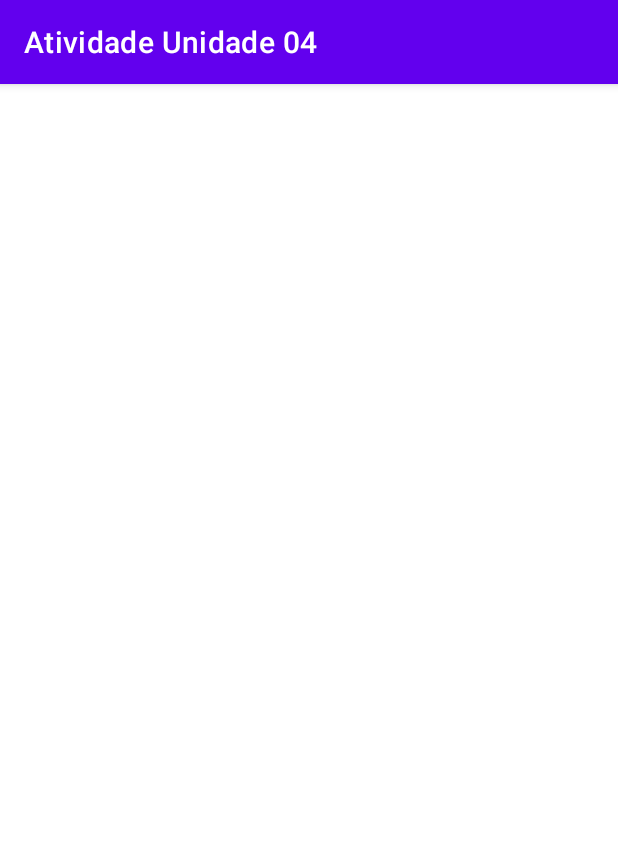
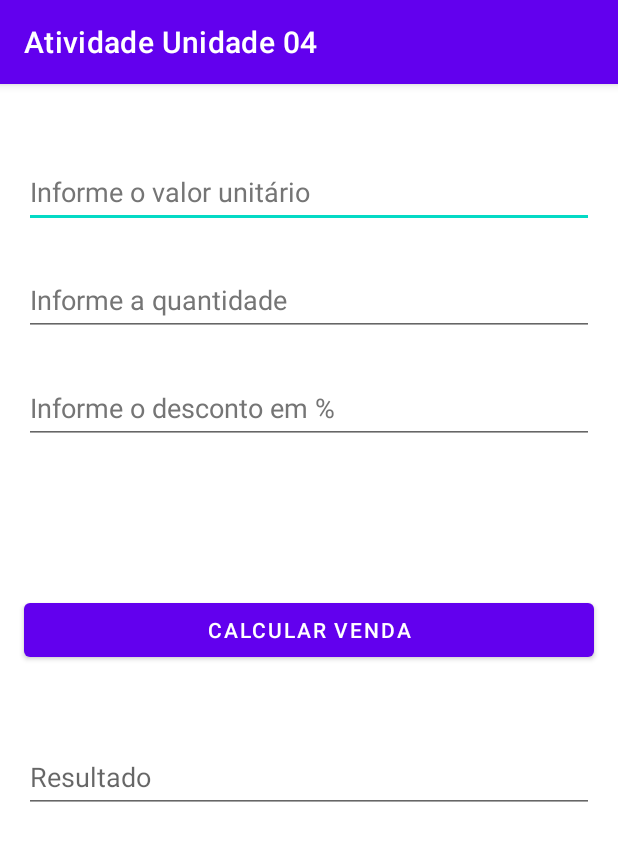
Before and after one commit to luishenriqueturani/AnaliseEDesenvolvimentoDeSistemasQI, an Android app: the screen it shows after launch (MainActivity), on a phone screen of 412 x 824 dp. Shown: the top 841 px of the screen. Run offline under Robolectric (Android 15) with nearby library versions, the phone set to English and light mode, and no system bars.

Commit message:
Update activity_main.xml
Criado o formulário

```diff
--- a/Linguagem_de_programacao_e_programacao_mobile/AtividadeUnidade04/app/src/main/res/layout/activity_main.xml
+++ b/Linguagem_de_programacao_e_programacao_mobile/AtividadeUnidade04/app/src/main/res/layout/activity_main.xml
@@ -4,4 +4,87 @@
     xmlns:tools="http://schemas.android.com/tools"
     android:layout_width="match_parent"
     android:layout_height="match_parent"
-    tools:context=".MainActivity"/>
+    tools:context=".MainActivity">
+
+    <EditText
+        android:id="@+id/edValor"
+        android:layout_width="0dp"
+        android:layout_height="wrap_content"
+        android:layout_marginStart="16dp"
+        android:layout_marginTop="48dp"
+        android:layout_marginEnd="16dp"
+        android:autofillHints=""
+        android:ems="10"
+        android:hint="@string/placeholder_valor"
+        android:inputType="numberDecimal"
+        android:minHeight="48dp"
+        android:textColorHint="#757575"
+        app:layout_constraintEnd_toEndOf="parent"
+        app:layout_constraintStart_toStartOf="parent"
+        app:layout_constraintTop_toTopOf="parent" />
+
+    <EditText
+        android:id="@+id/edQuantidade"
+        android:layout_width="0dp"
+        android:layout_height="wrap_content"
+        android:layout_marginStart="16dp"
+        android:layout_marginTop="24dp"
+        android:layout_marginEnd="16dp"
+        android:ems="10"
+        android:hint="@string/placeholder_quant"
+        android:inputType="numberDecimal"
+        android:minHeight="48dp"
+        android:textColorHint="#757575"
+        app:layout_constraintEnd_toEndOf="parent"
+        app:layout_constraintHorizontal_bias="0.0"
+        app:layout_constraintStart_toStartOf="parent"
+        app:layout_constraintTop_toBottomOf="@+id/edValor"
+        android:autofillHints="" />
+
+    <EditText
+        android:id="@+id/edDesconto"
+        android:layout_width="0dp"
+        android:layout_height="wrap_content"
+        android:layout_marginStart="16dp"
+        android:layout_marginTop="24dp"
+        android:layout_marginEnd="16dp"
+        android:ems="10"
+        android:hint="@string/placeholder_desconto"
+        android:inputType="numberDecimal"
+        android:minHeight="48dp"
+        android:textColorHint="#757575"
+        app:layout_constraintEnd_toEndOf="parent"
+        app:layout_constraintHorizontal_bias="0.0"
+        app:layout_constraintStart_toStartOf="parent"
+        app:layout_constraintTop_toBottomOf="@+id/edQuantidade"
+        android:autofillHints="" />
+
+    <Button
+        android:id="@+id/btnCalcular"
+        android:layout_width="0dp"
+        android:layout_height="wrap_content"
+        android:layout_marginStart="16dp"
+        android:layout_marginTop="100dp"
+        android:layout_marginEnd="16dp"
+        android:text="@string/txt_btn_calcular"
+        app:layout_constraintEnd_toEndOf="parent"
+        app:layout_constraintStart_toStartOf="parent"
+        app:layout_constraintTop_toBottomOf="@+id/edDesconto" />
+
+    <EditText
+        android:id="@+id/edResultado"
+        android:layout_width="0dp"
+        android:layout_height="wrap_content"
+        android:layout_marginStart="16dp"
+        android:layout_marginTop="50dp"
+        android:layout_marginEnd="16dp"
+        android:allowUndo="false"
+        android:ems="10"
+        android:hint="@string/placeholder_resultado"
+        android:inputType="number"
+        android:minHeight="48dp"
+        app:layout_constraintEnd_toEndOf="parent"
+        app:layout_constraintStart_toStartOf="parent"
+        app:layout_constraintTop_toBottomOf="@+id/btnCalcular"
+        android:autofillHints="" />
+</androidx.constraintlayout.widget.ConstraintLayout>
```
